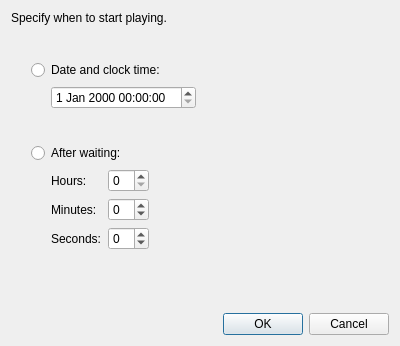
hyperquantum/PMP, file src/gui-remote/delayedstartdialog.ui: the form before one commit.
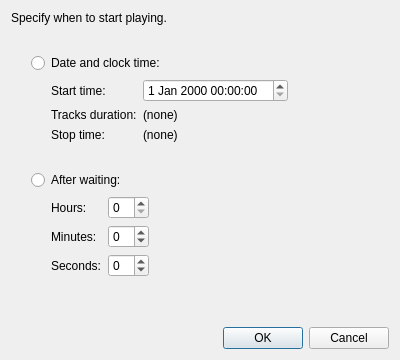
The form after the commit.

Commit message:
Delayed start activation dialog: add estimates
Add estimated play duration and estimated stop time.

Diff of the .ui file:
```diff
--- a/src/gui-remote/delayedstartdialog.ui
+++ b/src/gui-remote/delayedstartdialog.ui
@@ -7,7 +7,7 @@
     <x>0</x>
     <y>0</y>
     <width>400</width>
-    <height>346</height>
+    <height>360</height>
    </rect>
   </property>
   <property name="windowTitle">
@@ -102,11 +102,50 @@
         </spacer>
        </item>
        <item>
-        <widget class="QDateTimeEdit" name="dateTimeEdit">
-         <property name="currentSection">
-          <enum>QDateTimeEdit::DaySection</enum>
-         </property>
-        </widget>
+        <layout class="QFormLayout" name="startDurationAndStopLayout">
+         <item row="0" column="0">
+          <widget class="QLabel" name="startTimeLabel">
+           <property name="text">
+            <string>Start time:</string>
+           </property>
+          </widget>
+         </item>
+         <item row="0" column="1">
+          <widget class="QDateTimeEdit" name="dateTimeEdit">
+           <property name="currentSection">
+            <enum>QDateTimeEdit::DaySection</enum>
+           </property>
+          </widget>
+         </item>
+         <item row="1" column="0">
+          <widget class="QLabel" name="estimatedTracksDurationLabel">
+           <property name="text">
+            <string>Tracks duration:</string>
+           </property>
+          </widget>
+         </item>
+         <item row="1" column="1">
+          <widget class="QLabel" name="estimatedTracksDurationValueLabel">
+           <property name="text">
+            <string>(none)</string>
+           </property>
+          </widget>
+         </item>
+         <item row="2" column="0">
+          <widget class="QLabel" name="estimatedStopTimeLabel">
+           <property name="text">
+            <string>Stop time:</string>
+           </property>
+          </widget>
+         </item>
+         <item row="2" column="1">
+          <widget class="QLabel" name="estimatedStopTimeValueLabel">
+           <property name="text">
+            <string>(none)</string>
+           </property>
+          </widget>
+         </item>
+        </layout>
        </item>
        <item>
         <spacer name="horizontalSpacer_6">
```
The commit also changes 3 other files.
